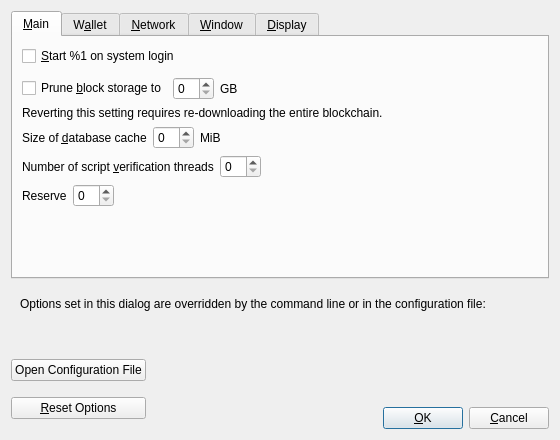
The window that src/qt/forms/optionsdialog.ui (geekwisdom/dogecoinpos) describes before a commit, drawn with Qt 5.
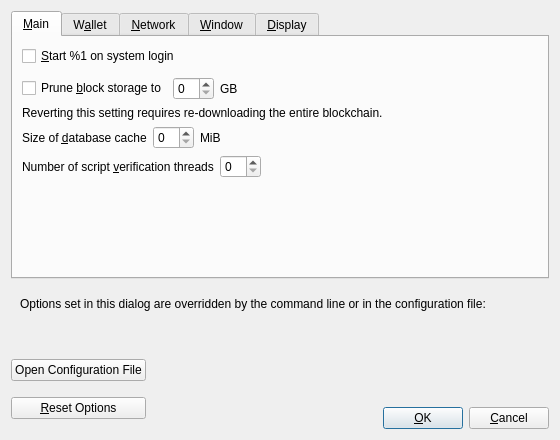
The same window after the commit. Custom widgets are drawn as their Qt base class.

Commit message: BitcoinPoS: ColdStake implementation.

The edit to the form file:
```diff
--- a/src/qt/forms/optionsdialog.ui
+++ b/src/qt/forms/optionsdialog.ui
@@ -180,43 +180,6 @@
          </item>
         </layout>
        </item>
-       <item>
-        <layout class="QHBoxLayout" name="horizontalLayout_Main_ReserveLabel">
-         <item>
-          <widget class="QLabel" name="reserveBalanceLabel">
-           <property name="text">
-            <string>Reserve</string>
-           </property>
-           <property name="textFormat">
-            <enum>Qt::PlainText</enum>
-           </property>
-           <property name="buddy">
-            <cstring>reserveBalance</cstring>
-           </property>
-          </widget>
-         </item>
-         <item>
-          <widget class="BitcoinAmountField" name="reserveBalance">
-           <property name="toolTip">
-            <string>Reserve amount that will not be used for staking</string>
-           </property>
-          </widget>
-         </item>
-         <item>
-          <spacer name="horizontalSpacer_Main_Reserve">
-           <property name="orientation">
-            <enum>Qt::Horizontal</enum>
-           </property>
-           <property name="sizeHint" stdset="0">
-            <size>
-             <width>40</width>
-             <height>20</height>
-            </size>
-           </property>
-          </spacer>
-         </item>
-        </layout>
-       </item>
        <item>
         <spacer name="verticalSpacer_Main">
          <property name="orientation">
```
Left out of the diff: 10 changed lines with no effect on the pictures. The commit also changes 92 other files.
